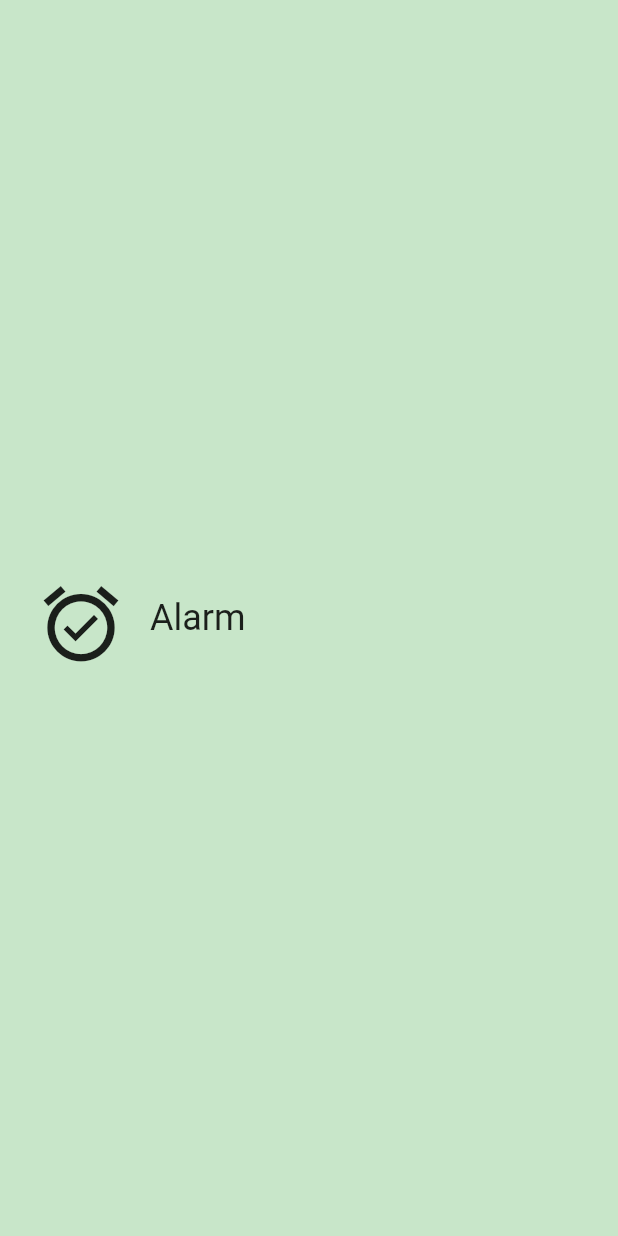
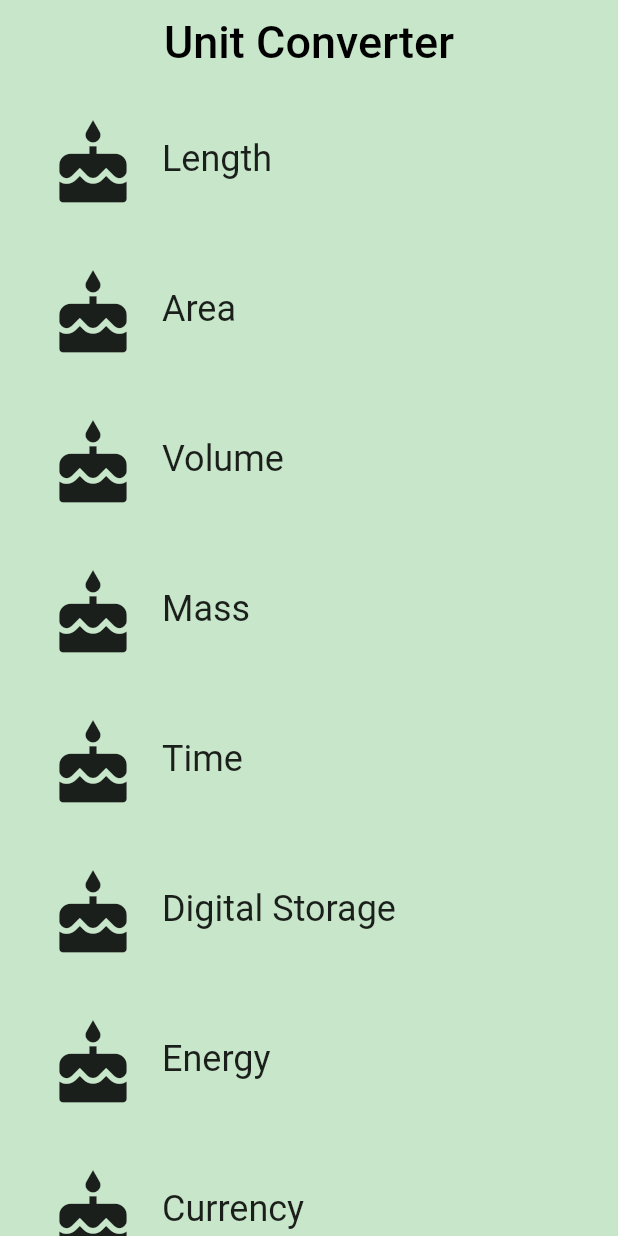
Before and after one commit to bitxcat/udacity_flutter_study, a Flutter app: the screen it shows after launch, on a phone screen of 412 x 824 dp. Run offline on Flutter 3.47's test engine with Material 2 defaults, Android fonts, the phone set to English and light mode, and no system bars.

Commit message:
03-category-route

```diff
--- /dev/null
+++ b/lib/category_route.dart
@@ -0,0 +1,73 @@
+import 'package:flutter/material.dart';
+import 'package:udacity_flutter_study/category.dart';
+
+final _backgroundColor = Colors.green[100];
+
+class CategoryRoute extends StatelessWidget {
+  const CategoryRoute();
+
+  static const _categoryNames = <String>[
+    'Length',
+    'Area',
+    'Volume',
+    'Mass',
+    'Time',
+    'Digital Storage',
+    'Energy',
+    'Currency',
+  ];
+
+  static const _baseColors = <Color>[
+    Colors.teal,
+    Colors.orange,
+    Colors.pinkAccent,
+    Colors.blueAccent,
+    Colors.yellow,
+    Colors.greenAccent,
+    Colors.purpleAccent,
+    Colors.red,
+  ];
+
+  Widget _buildCategoryWidgets(List<Widget> categories) {
+    return ListView.builder(
+      itemBuilder: (BuildContext context, int index) => categories[index],
+      itemCount: categories.length,
+    );
+  }
+
+  @override
+  Widget build(BuildContext context) {
+    final categories = <Category>[];
+
+    for (var i = 0; i < _categoryNames.length; i++) {
+      categories.add(Category(
+        name: _categoryNames[i],
+        color: _baseColors[i],
+        iconLocation: Icons.cake,
+      ));
+    }
+
+    final listView = Container(
+      color: _backgroundColor,
+      padding: EdgeInsets.symmetric(horizontal: 8.0),
+      child: _buildCategoryWidgets(categories),
+    );
+
+    final appBar = AppBar(
+      elevation: 0.0,
+      title: Text(
+        'Unit Converter',
+        style: TextStyle(
+          color: Colors.black,
+          fontSize: 30.0,
+        ),
+      ),
+      centerTitle: true,
+      backgroundColor: _backgroundColor,
+    );
+    return Scaffold(
+      appBar: appBar,
+      body: listView,
+    );
+  }
+}
--- a/lib/main.dart
+++ b/lib/main.dart
@@ -4,11 +4,8 @@ import 'package:flutter/material.dart';
 // You can use a relative import, i.e. `import 'category.dart;'` or
 // a package import, as shown below.
 // More details at http://dart-lang.github.io/linter/lints/avoid_relative_lib_imports.html
-import 'package:udacity_flutter_study/category.dart';
-
-const _categoryName = 'Alarm';
-const _categoryIcon = Icons.alarm_on; // Icons
-const _categoryColor = Colors.red;
+//import 'package:udacity_flutter_study/category.dart';
+import 'package:udacity_flutter_study/category_route.dart';
 
 /// The function that is called when main.dart is run.
 /// 主结构:main > runapp(widget(widget(widget)))
@@ -20,20 +17,11 @@ void main() {
 /// Currently, we just show one widget in our app.
 class UnitConverterApp extends StatelessWidget {
   @override
-  Widget build(BuildContext context) {
-    return MaterialApp(
+  Widget build(BuildContext context) { // 都要实现一个 build
+    return MaterialApp( // MaterialApp
       debugShowCheckedModeBanner: false,
-      title: 'Unit Converter',
-      home: Scaffold(
-        backgroundColor: Colors.green[100],
-        body: Center(
-          child: Category(
-            name: _categoryName,
-            color: _categoryColor,
-            iconLocation: _categoryIcon,
-          ),
-        ),
-      ),
+      title: 'Unit Converter', // 为毛没看见 title
+      home: CategoryRoute(),
     );
   }
 }
```
